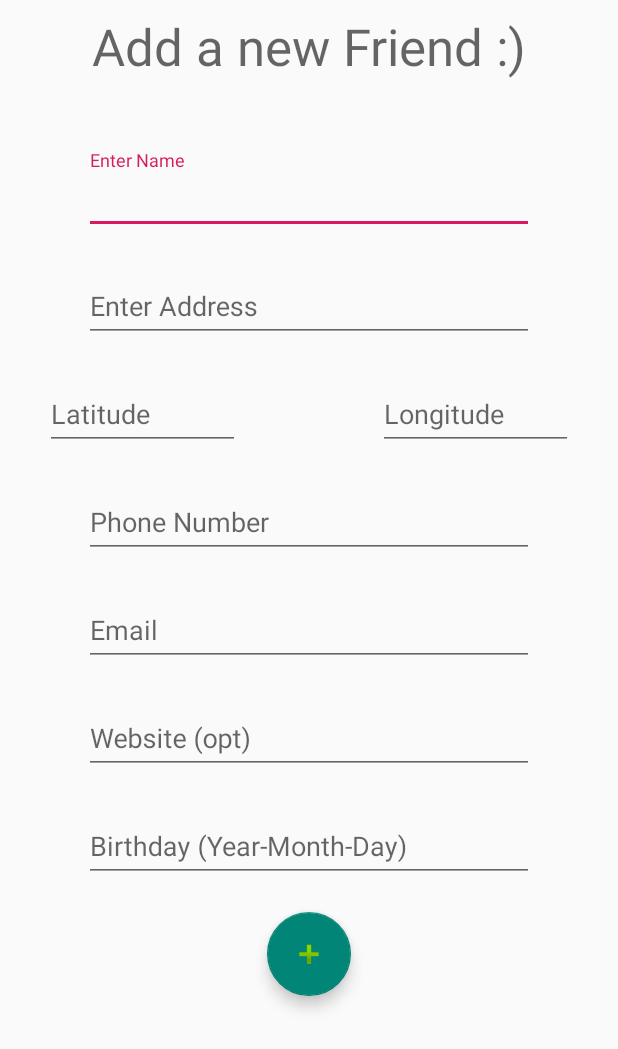
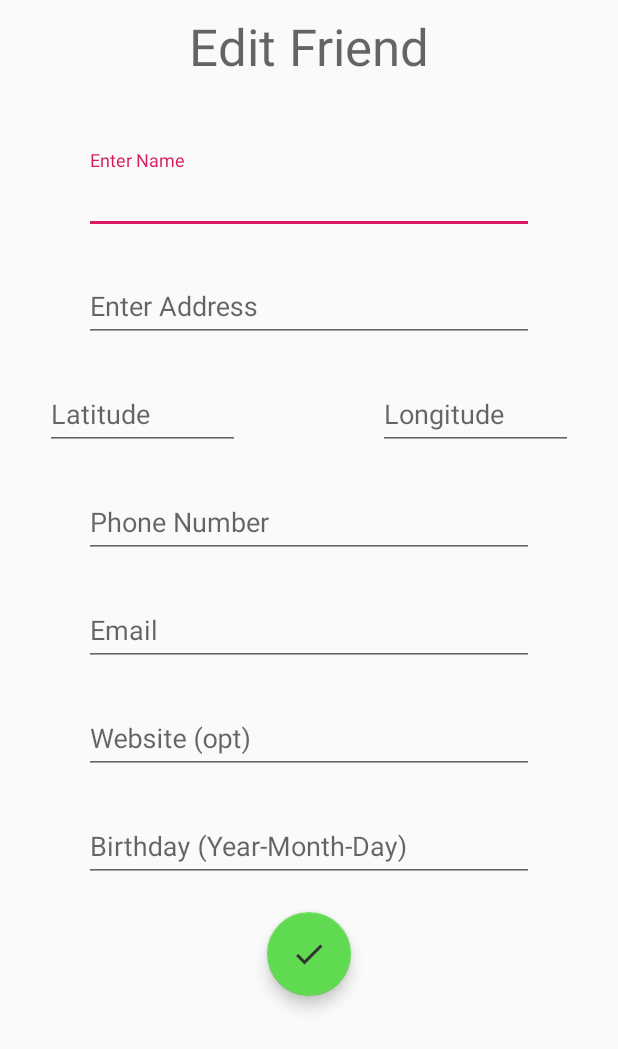
Before and after one commit to DanielSaaby/MyFriendList2, an Android app: the EditActivity screen opened directly, with no data from a screen before it, on a phone screen of 412 x 824 dp. Shown: the top 1049 px of the screen. Run offline under Robolectric (Android 15) with nearby library versions, the phone set to English and light mode, and no system bars; 8 statements that could not run were skipped.

Commit message:
edit function

```diff
--- a/app/src/main/java/com/example/myfriendlist/EditActivity.java
+++ b/app/src/main/java/com/example/myfriendlist/EditActivity.java
@@ -1,13 +1,126 @@
 package com.example.myfriendlist;
 
+import android.app.Activity;
+import android.content.Intent;
 import android.support.v7.app.AppCompatActivity;
 import android.os.Bundle;
+import android.view.View;
+import android.widget.Button;
+import android.widget.EditText;
+import android.widget.TextView;
+import android.widget.Toast;
+
+import com.example.myfriendlist.Model.Friend;
 
 public class EditActivity extends AppCompatActivity {
+
+
+    private Friend f;
+    Friend updatedFriend;
+    TextView txtEditFriend;
+
+    EditText InputName;
+    EditText InputAddress;
+    EditText InputLatitude;
+    EditText InputLongitude;
+    EditText InputPhonenumber;
+    EditText InputEmail;
+    EditText InputWebsite;
+    EditText InputBirthdate;
+
+    String Name;
+    String Address;
+    double Latitude;
+    double Longitude;
+    int Phonenumber;
+    String Email;
+    String Website;
+    String Birthdate;
 
     @Override
     protected void onCreate(Bundle savedInstanceState) {
         super.onCreate(savedInstanceState);
         setContentView(R.layout.activity_edit);
+
+        f = (Friend) getIntent().getSerializableExtra("friend");
+
+        txtEditFriend = findViewById(R.id.txtEditFriend);
+        txtEditFriend.setText("Edit Friend");
+
+
+        InputName = findViewById(R.id.inpEditName);
+        InputAddress = findViewById(R.id.inpEditAddress);
+        InputLatitude = findViewById(R.id.inpEditLatitude);
+        InputLongitude = findViewById(R.id.inpEditLongitude);
+        InputPhonenumber = findViewById(R.id.inpEditPhonenumber);
+        InputEmail = findViewById(R.id.inpEditEmail);
+        InputWebsite = findViewById(R.id.inpEditWebsite);
+        InputBirthdate = findViewById(R.id.inpEditBirthdate);
+
+        initInfoSetup();
+
+
+        findViewById(R.id.btnEditSubmit).setOnClickListener(new View.OnClickListener() {
+            @Override
+            public void onClick(View v) {
+                updateFriend();
+            }
+        });
+
+
+    }
+
+    private void updateFriend() {
+
+        Name = InputName.getText().toString().trim();
+        Address = InputAddress.getText().toString().trim();
+        if (!isNullOrEmpty(InputLatitude.getText().toString()) && !isNullOrEmpty(InputLongitude.getText().toString()) && !isNullOrEmpty(InputPhonenumber.getText().toString())) {
+            Latitude = Double.parseDouble(InputLatitude.getText().toString());
+            Longitude = Double.parseDouble(InputLongitude.getText().toString());
+            Phonenumber = Integer.parseInt(InputPhonenumber.getText().toString());
+        }
+        Email = InputEmail.getText().toString();
+        Website = InputWebsite.getText().toString();
+        Birthdate = InputBirthdate.getText().toString();
+
+        if (isValidFriend()) {
+            updatedFriend = new Friend(Name, Address, Latitude, Longitude, Phonenumber, Email, Website, Birthdate, f.getImgPath());
+
+            Intent intent = new Intent();
+            intent.putExtra("friend", updatedFriend);
+            setResult(101, intent);
+
+            finish();
+        } else {
+            Toast.makeText(this, "Please fill all the required fields", Toast.LENGTH_LONG).show();
+        }
+    }
+
+    private void initInfoSetup() {
+        InputName.setText(f.getName());
+        InputAddress.setText(f.getAddress());
+        InputLatitude.setText(f.getLatitude() + "");
+        InputLongitude.setText(f.getLongitude() + "");
+        InputPhonenumber.setText(f.getPhoneNumber() + "");
+        InputEmail.setText(f.getEMail());
+        InputWebsite.setText(f.getWebsite());
+        InputBirthdate.setText(f.getBirthday());
+    }
+
+    private boolean isValidFriend() {
+
+        if (!isNullOrEmpty(Name) && !isNullOrEmpty(Address) && Latitude > 0 && Longitude > 0 && Phonenumber > 0 && !isNullOrEmpty(Email) && !isNullOrEmpty(Birthdate)) {
+            return true;
+        } else {
+            return false;
+        }
+
+
+    }
+
+    public static boolean isNullOrEmpty(String str) {
+        if (str != null && !str.isEmpty())
+            return false;
+        return true;
     }
 }
--- a/app/src/main/java/com/example/myfriendlist/SQLiteImpl.java
+++ b/app/src/main/java/com/example/myfriendlist/SQLiteImpl.java
@@ -5,6 +5,7 @@ import android.database.Cursor;
 import android.database.sqlite.SQLiteDatabase;
 import android.database.sqlite.SQLiteOpenHelper;
 import android.database.sqlite.SQLiteStatement;
+import android.util.Log;
 
 import com.example.myfriendlist.Interface.IDataAccess;
 import com.example.myfriendlist.Model.Friend;
@@ -106,6 +107,8 @@ public class SQLiteImpl implements IDataAccess {
 
 		updateStmt.execute();
 
+		Log.d("TAG", "WE HIT UPDATE " + f.getName() );
+
 
 	}
 
--- /dev/null
+++ b/app/src/main/res/drawable-anydpi/ic_action_check.xml
@@ -0,0 +1,10 @@
+<vector xmlns:android="http://schemas.android.com/apk/res/android"
+    android:width="24dp"
+    android:height="24dp"
+    android:viewportWidth="24"
+    android:viewportHeight="24"
+    android:tint="#333333">
+    <path
+        android:fillColor="#FF000000"
+        android:pathData="M9,16.17L4.83,12l-1.42,1.41L9,19 21,7l-1.41,-1.41z"/>
+</vector>
--- a/app/src/main/res/layout/activity_add_friend.xml
+++ b/app/src/main/res/layout/activity_add_friend.xml
@@ -177,11 +177,12 @@
         android:layout_marginStart="8dp"
         android:layout_marginTop="20dp"
         android:layout_marginEnd="8dp"
+        android:src="@drawable/ic_action_check"
         android:clickable="true"
         app:backgroundTint="@color/colorPrimary"
         app:layout_constraintEnd_toEndOf="parent"
         app:layout_constraintStart_toStartOf="parent"
         app:layout_constraintTop_toBottomOf="@+id/textInputLayout6"
-        app:srcCompat="@android:drawable/ic_input_add" />
+        />
 
 </android.support.constraint.ConstraintLayout>
--- a/app/src/main/res/layout/activity_edit.xml
+++ b/app/src/main/res/layout/activity_edit.xml
@@ -19,20 +19,20 @@
         app:layout_constraintTop_toTopOf="parent">
 
         <android.support.design.widget.TextInputEditText
-            android:id="@+id/inpName"
+            android:id="@+id/inpEditName"
             android:layout_width="match_parent"
             android:layout_height="wrap_content"
             android:singleLine="true" />
     </android.support.design.widget.TextInputLayout>
 
     <TextView
-        android:id="@+id/txtAddFriend"
+        android:id="@+id/txtEditFriend"
         android:layout_width="wrap_content"
         android:layout_height="wrap_content"
         android:layout_marginStart="8dp"
         android:layout_marginTop="8dp"
         android:layout_marginEnd="8dp"
-        android:text="Add a new Friend :)"
+        android:text="Edit a new Friend :)"
         android:textAppearance="@style/TextAppearance.AppCompat.Display1"
         app:layout_constraintEnd_toEndOf="parent"
         app:layout_constraintStart_toStartOf="parent"
@@ -51,7 +51,7 @@
         app:layout_constraintTop_toBottomOf="@+id/inputName">
 
         <android.support.design.widget.TextInputEditText
-            android:id="@+id/inpAddress"
+            android:id="@+id/inpEditAddress"
             android:layout_width="match_parent"
             android:layout_height="wrap_content"
             android:singleLine="true" />
@@ -67,7 +67,7 @@
         app:layout_constraintTop_toBottomOf="@+id/textInputLayout">
 
         <android.support.design.widget.TextInputEditText
-            android:id="@+id/inpLatitude"
+            android:id="@+id/inpEditLatitude"
             android:layout_width="match_parent"
             android:layout_height="wrap_content"
             android:inputType="numberDecimal" />
@@ -84,7 +84,7 @@
         app:layout_constraintTop_toBottomOf="@+id/textInputLayout">
 
         <android.support.design.widget.TextInputEditText
-            android:id="@+id/inpLongitude"
+            android:id="@+id/inpEditLongitude"
             android:layout_width="match_parent"
             android:layout_height="wrap_content"
             android:inputType="numberDecimal" />
@@ -103,7 +103,7 @@
         app:layout_constraintTop_toBottomOf="@+id/textInputLayout2">
 
         <android.support.design.widget.TextInputEditText
-            android:id="@+id/inpPhonenumber"
+            android:id="@+id/inpEditPhonenumber"
             android:layout_width="match_parent"
             android:layout_height="wrap_content"
             android:inputType="number"
@@ -123,7 +123,7 @@
         app:layout_constraintTop_toBottomOf="@+id/textInputLayout3">
 
         <android.support.design.widget.TextInputEditText
-            android:id="@+id/inpEmail"
+            android:id="@+id/inpEditEmail"
             android:layout_width="match_parent"
             android:layout_height="wrap_content"
             android:singleLine="true" />
@@ -142,7 +142,7 @@
         app:layout_constraintTop_toBottomOf="@+id/textInputLayout4">
 
         <android.support.design.widget.TextInputEditText
-            android:id="@+id/inpWebsite"
+            android:id="@+id/inpEditWebsite"
             android:layout_width="match_parent"
             android:layout_height="wrap_content"
             android:singleLine="true" />
@@ -161,7 +161,7 @@
         app:layout_constraintTop_toBottomOf="@+id/textInputLayout5">
 
         <android.support.design.widget.TextInputEditText
-            android:id="@+id/inpBirthdate"
+            android:id="@+id/inpEditBirthdate"
             android:layout_width="match_parent"
             android:layout_height="wrap_content"
             android:editable="false"
@@ -171,17 +171,17 @@
     </android.support.design.widget.TextInputLayout>
 
     <android.support.design.widget.FloatingActionButton
-        android:id="@+id/btnAdd"
+        android:id="@+id/btnEditSubmit"
         android:layout_width="wrap_content"
         android:layout_height="wrap_content"
         android:layout_marginStart="8dp"
         android:layout_marginTop="20dp"
         android:layout_marginEnd="8dp"
         android:clickable="true"
+        android:src="@drawable/ic_action_check"
         app:backgroundTint="@color/colorPrimary"
         app:layout_constraintEnd_toEndOf="parent"
         app:layout_constraintStart_toStartOf="parent"
-        app:layout_constraintTop_toBottomOf="@+id/textInputLayout6"
-        app:srcCompat="@android:drawable/ic_input_add" />
+        app:layout_constraintTop_toBottomOf="@+id/textInputLayout6" />
 
 </android.support.constraint.ConstraintLayout>
--- a/app/src/main/res/values/colors.xml
+++ b/app/src/main/res/values/colors.xml
@@ -1,6 +1,6 @@
 <?xml version="1.0" encoding="utf-8"?>
 <resources>
-    <color name="colorPrimary">#008577</color>
+    <color name="colorPrimary">#60DA50</color>
     <color name="colorPrimaryDark">#00574B</color>
     <color name="colorAccent">#D81B60</color>
 </resources>
```
Also changed, not shown: app/src/main/java/com/example/myfriendlist/AddFriendActivity.java (+0 -7 lines), app/src/main/java/com/example/myfriendlist/DetailActivity.java (+29 -11 lines), app/src/main/res/drawable-hdpi/ic_action_check.png (added), app/src/main/res/drawable-mdpi/ic_action_check.png (added), app/src/main/res/drawable-xhdpi/ic_action_check.png (added), app/src/main/res/drawable-xxhdpi/ic_action_check.png (added).
